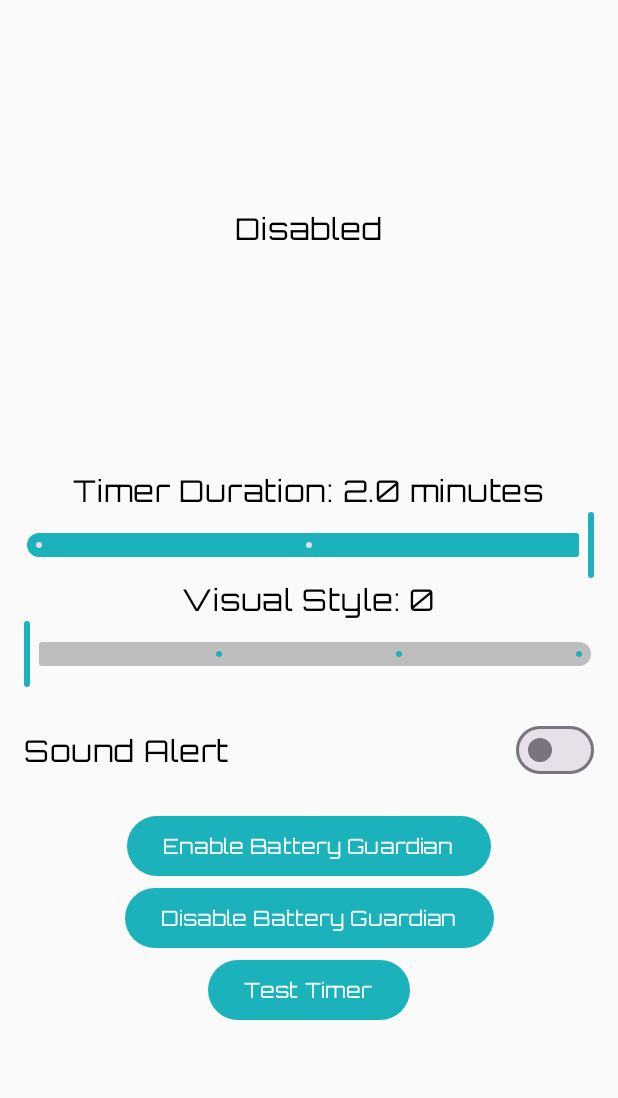
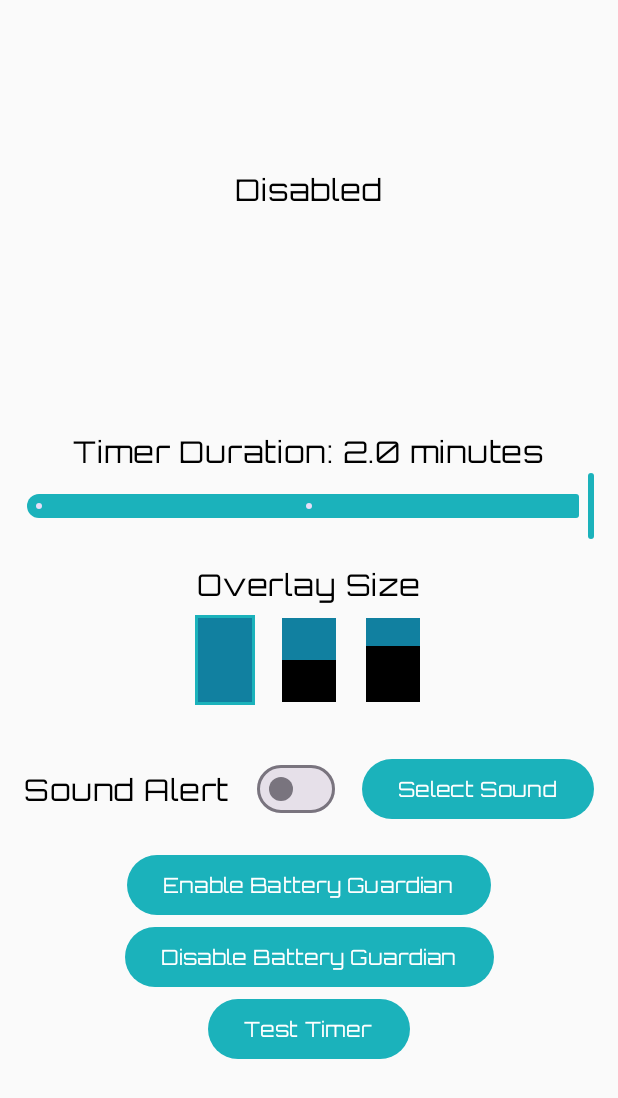
Before and after one commit to clyders42/Battery_Gaurdian, an Android app built with Jetpack Compose: the screen it shows after launch (MainActivity), on a phone screen of 412 x 824 dp. Shown: the top 1098 px of the screen. Run offline under Robolectric (Android 15) with nearby library versions, the phone set to English and light mode, and no system bars.

Commit message:
added new floating service changes

```diff
--- a/app/src/main/java/com/clyde/nomody/BatteryWatcherService.kt
+++ b/app/src/main/java/com/clyde/nomody/BatteryWatcherService.kt
@@ -36,14 +36,18 @@ class BatteryWatcherService : Service() {
                 val overlayIntent = Intent(context, FloatingOverlayService::class.java)
                 context?.stopService(overlayIntent)
                 Log.d("BatteryWatcherService", "stopService called for FloatingOverlayService.")
-            } else if (batteryPct <= 1.0f) {
+            } else if (batteryPct <= 1.0f && !isCharging) {
                 val prefs = getSharedPreferences("BatteryGuardianPrefs", Context.MODE_PRIVATE)
                 val timerDuration = prefs.getFloat("timer_duration", 2f).toLong() * 60 // Convert minutes to seconds
                 val soundAlert = prefs.getBoolean("sound_alert", false)
+                val overlaySize = prefs.getInt("overlay_size", 0)
+                val customSoundUri = prefs.getString("custom_sound_uri", null)
 
                 val overlayIntent = Intent(context, FloatingOverlayService::class.java)
                 overlayIntent.putExtra("TIMER_DURATION_SECONDS", timerDuration)
                 overlayIntent.putExtra("SOUND_ALERT", soundAlert)
+                overlayIntent.putExtra("OVERLAY_SIZE", overlaySize)
+                overlayIntent.putExtra("CUSTOM_SOUND_URI", customSoundUri)
                 context?.startService(overlayIntent)
             }
         }
--- a/app/src/main/java/com/clyde/nomody/MainActivity.kt
+++ b/app/src/main/java/com/clyde/nomody/MainActivity.kt
@@ -5,17 +5,28 @@ import android.content.Intent
 import android.net.Uri
 import android.os.Build
 import android.os.Bundle
+import android.os.PowerManager
 import android.provider.Settings
-import android.os.PowerManager
 import androidx.activity.ComponentActivity
+import androidx.activity.compose.rememberLauncherForActivityResult
 import androidx.activity.compose.setContent
+import androidx.activity.result.contract.ActivityResultContracts
+import androidx.compose.foundation.Canvas
+import androidx.compose.foundation.border
+import androidx.compose.foundation.clickable
 import androidx.compose.foundation.layout.Arrangement
+import androidx.compose.foundation.layout.Box
 import androidx.compose.foundation.layout.Column
 import androidx.compose.foundation.layout.Row
+import androidx.compose.foundation.layout.Spacer
 import androidx.compose.foundation.layout.fillMaxSize
 import androidx.compose.foundation.layout.fillMaxWidth
+import androidx.compose.foundation.layout.height
 import androidx.compose.foundation.layout.padding
+import androidx.compose.foundation.layout.size
+import androidx.compose.foundation.layout.width
 import androidx.compose.material3.Button
+import androidx.compose.material3.MaterialTheme
 import androidx.compose.material3.Slider
 import androidx.compose.material3.SliderDefaults
 import androidx.compose.material3.Switch
@@ -28,9 +39,13 @@ import androidx.compose.runtime.remember
 import androidx.compose.runtime.setValue
 import androidx.compose.ui.Alignment
 import androidx.compose.ui.Modifier
+import androidx.compose.ui.geometry.Offset
+import androidx.compose.ui.geometry.Size
+import androidx.compose.ui.graphics.Color
 import androidx.compose.ui.tooling.preview.Preview
 import androidx.compose.ui.unit.dp
 import com.clyde.nomody.ui.theme.MyApplicationTheme
+import com.clyde.nomody.ui.theme.PurpleGrey40
 import com.clyde.nomody.ui.theme.SliderActiveTrackColor
 import com.clyde.nomody.ui.theme.SliderInactiveTrackColor
 
@@ -39,8 +54,9 @@ class MainActivity : ComponentActivity() {
     private val PREFS_NAME = "BatteryGuardianPrefs"
     private val KEY_TIMER_DURATION = "timer_duration"
     private val KEY_SOUND_ALERT = "sound_alert"
-    private val KEY_VISUAL_STYLE = "visual_style"
+    private val KEY_OVERLAY_SIZE = "overlay_size"
     private val KEY_SERVICE_ENABLED = "service_enabled"
+    private val KEY_CUSTOM_SOUND_URI = "custom_sound_uri"
     private val REQUEST_CODE_OVERLAY_PERMISSION = 1001
 
     override fun onCreate(savedInstanceState: Bundle?) {
@@ -50,8 +66,23 @@ class MainActivity : ComponentActivity() {
                 val prefs = getSharedPreferences(PREFS_NAME, Context.MODE_PRIVATE)
                 var timerDuration by remember { mutableFloatStateOf(prefs.getFloat(KEY_TIMER_DURATION, 2f)) }
                 var soundAlert by remember { mutableStateOf(prefs.getBoolean(KEY_SOUND_ALERT, false)) }
-                var visualStyle by remember { mutableFloatStateOf(prefs.getFloat(KEY_VISUAL_STYLE, 0f)) }
+                var overlaySize by remember { mutableStateOf(prefs.getInt(KEY_OVERLAY_SIZE, 0)) }
                 var serviceEnabled by remember { mutableStateOf(prefs.getBoolean(KEY_SERVICE_ENABLED, false)) }
+                var customSoundUri by remember { mutableStateOf(prefs.getString(KEY_CUSTOM_SOUND_URI, null)) }
+
+                val selectSoundLauncher = rememberLauncherForActivityResult(
+                    contract = ActivityResultContracts.GetContent()
+                ) { uri: Uri? ->
+                    uri?.let {
+                        // Persist access permissions
+                        val contentResolver = applicationContext.contentResolver
+                        val takeFlags: Int = Intent.FLAG_GRANT_READ_URI_PERMISSION
+                        contentResolver.takePersistableUriPermission(uri, takeFlags)
+
+                        customSoundUri = it.toString()
+                        prefs.edit().putString(KEY_CUSTOM_SOUND_URI, it.toString()).apply()
+                    }
+                }
 
                 Column(
                     modifier = Modifier.fillMaxSize(),
@@ -69,10 +100,10 @@ class MainActivity : ComponentActivity() {
                             soundAlert = it
                             prefs.edit().putBoolean(KEY_SOUND_ALERT, it).apply()
                         },
-                        visualStyle = visualStyle,
-                        onVisualStyleChange = {
-                            visualStyle = it
-                            prefs.edit().putFloat(KEY_VISUAL_STYLE, it).apply()
+                        overlaySize = overlaySize,
+                        onOverlaySizeChange = {
+                            overlaySize = it
+                            prefs.edit().putInt(KEY_OVERLAY_SIZE, it).apply()
                         },
                         serviceEnabled = serviceEnabled,
                         onStartService = {
@@ -84,9 +115,11 @@ class MainActivity : ComponentActivity() {
                             stopBatteryWatcherService()
                             serviceEnabled = false
                             prefs.edit().putBoolean(KEY_SERVICE_ENABLED, false).apply()
+                        },
+                        onTestTimer = { startTestTimer() },
+                        onSelectSound = {
+                            selectSoundLauncher.launch("audio/mpeg")
                         }
-                    ,
-                        onTestTimer = { startTestTimer() }
                     )
                 }
             }
@@ -113,10 +146,15 @@ class MainActivity : ComponentActivity() {
             )
             startActivityForResult(intent, REQUEST_CODE_OVERLAY_PERMISSION)
         } else {
+            val prefs = getSharedPreferences(PREFS_NAME, Context.MODE_PRIVATE)
+            val overlaySize = prefs.getInt(KEY_OVERLAY_SIZE, 0)
+            val customSoundUri = prefs.getString(KEY_CUSTOM_SOUND_URI, null)
+
             val overlayIntent = Intent(this, FloatingOverlayService::class.java)
             overlayIntent.putExtra("TIMER_DURATION_SECONDS", 10L) // 10 seconds for testing
             overlayIntent.putExtra("SOUND_ALERT", true)
-            overlayIntent.putExtra("VISUAL_STYLE", 0f)
+            overlayIntent.putExtra("OVERLAY_SIZE", overlaySize)
+            overlayIntent.putExtra("CUSTOM_SOUND_URI", customSoundUri)
             startService(overlayIntent)
         }
     }
@@ -161,12 +199,13 @@ fun SettingsScreen(
     onTimerDurationChange: (Float) -> Unit,
     soundAlert: Boolean,
     onSoundAlertChange: (Boolean) -> Unit,
-    visualStyle: Float,
-    onVisualStyleChange: (Float) -> Unit,
+    overlaySize: Int,
+    onOverlaySizeChange: (Int) -> Unit,
     serviceEnabled: Boolean,
     onStartService: () -> Unit,
     onStopService: () -> Unit,
-    onTestTimer: () -> Unit
+    onTestTimer: () -> Unit,
+    onSelectSound: () -> Unit
 ) {
     Column(
         modifier = Modifier.fillMaxSize(),
@@ -189,18 +228,16 @@ fun SettingsScreen(
             modifier = Modifier.fillMaxWidth().padding(horizontal = 16.dp)
         )
 
-        Text(text = "Visual Style: ${visualStyle.toInt()}")
-        Slider(
-            value = visualStyle,
-            onValueChange = onVisualStyleChange,
-            valueRange = 0f..2f, // Assuming 3 styles (0, 1, 2)
-            steps = 2,
-            colors = SliderDefaults.colors(
-                activeTrackColor = SliderActiveTrackColor,
-                inactiveTrackColor = SliderInactiveTrackColor
-            ),
-            modifier = Modifier.fillMaxWidth().padding(horizontal = 16.dp)
+        Spacer(modifier = Modifier.height(16.dp))
+
+        Text(text = "Overlay Size")
+        Spacer(modifier = Modifier.height(8.dp))
+        OverlaySizeSelector(
+            selectedSize = overlaySize,
+            onSizeSelected = onOverlaySizeChange
         )
+
+        Spacer(modifier = Modifier.height(16.dp))
 
         Row(
             modifier = Modifier.fillMaxWidth().padding(16.dp),
@@ -212,6 +249,9 @@ fun SettingsScreen(
                 checked = soundAlert,
                 onCheckedChange = onSoundAlertChange
             )
+            Button(onClick = onSelectSound) {
+                Text("Select Sound")
+            }
         }
 
         Button(onClick = onStartService) {
@@ -226,6 +266,73 @@ fun SettingsScreen(
     }
 }
 
+@Composable
+fun OverlaySizeSelector(
+    selectedSize: Int,
+    onSizeSelected: (Int) -> Unit
+) {
+    Row(
+        horizontalArrangement = Arrangement.Center,
+        verticalAlignment = Alignment.CenterVertically
+    ) {
+        // Full screen option
+        SizeBox(
+            sizeFraction = 1f,
+            isSelected = selectedSize == 0,
+            onClick = { onSizeSelected(0) }
+        )
+        Spacer(modifier = Modifier.width(16.dp))
+        // Half screen option
+        SizeBox(
+            sizeFraction = 0.5f,
+            isSelected = selectedSize == 1,
+            onClick = { onSizeSelected(1) }
+        )
+        Spacer(modifier = Modifier.width(16.dp))
+        // One-third screen option
+        SizeBox(
+            sizeFraction = 1f / 3f,
+            isSelected = selectedSize == 2,
+            onClick = { onSizeSelected(2) }
+        )
+    }
+}
+
+@Composable
+fun SizeBox(
+    sizeFraction: Float,
+    isSelected: Boolean,
+    onClick: () -> Unit
+) {
+    val borderColor = if (isSelected) MaterialTheme.colorScheme.primary else Color.Transparent
+    Box(
+        modifier = Modifier
+            .size(width = 40.dp, height = 60.dp)
+            .border(width = 2.dp, color = borderColor)
+            .clickable(onClick = onClick)
+            .padding(2.dp)
+    ) {
+        Canvas(modifier = Modifier.fillMaxSize()) {
+            val canvasWidth = size.width
+            val canvasHeight = size.height
+            // Draw the grey part
+            drawRect(
+                color = PurpleGrey40,
+                size = Size(canvasWidth, canvasHeight * sizeFraction)
+            )
+            // Draw the black part
+            if (sizeFraction < 1f) {
+                drawRect(
+                    color = Color.Black,
+                    topLeft = Offset(0f, canvasHeight * sizeFraction),
+                    size = Size(canvasWidth, canvasHeight * (1 - sizeFraction))
+                )
+            }
+        }
+    }
+}
+
+
 @Preview(showBackground = true)
 @Composable
 fun SettingsScreenPreview() {
@@ -235,12 +342,13 @@ fun SettingsScreenPreview() {
             onTimerDurationChange = {},
             soundAlert = true,
             onSoundAlertChange = {},
-            visualStyle = 0f,
-            onVisualStyleChange = {},
+            overlaySize = 0,
+            onOverlaySizeChange = {},
             serviceEnabled = true,
             onStartService = {},
             onStopService = {},
-            onTestTimer = {}
+            onTestTimer = {},
+            onSelectSound = {}
         )
     }
 }
--- a/app/src/main/java/com/clyde/nomody/ui/theme/Type.kt
+++ b/app/src/main/java/com/clyde/nomody/ui/theme/Type.kt
@@ -42,6 +42,20 @@ val Typography = Typography(
         lineHeight = 64.sp,
         letterSpacing = 0.sp
     ),
+    headlineLarge = TextStyle(
+        fontFamily = Orbitron,
+        fontWeight = FontWeight.Normal,
+        fontSize = 60.sp,
+        lineHeight = 40.sp,
+        letterSpacing = 0.sp
+    ),
+    headlineMedium = TextStyle(
+        fontFamily = Orbitron,
+        fontWeight = FontWeight.Normal,
+        fontSize = 40.sp,
+        lineHeight = 36.sp,
+        letterSpacing = 0.sp
+    ),
     labelSmall = TextStyle(
         fontFamily = Orbitron,
         fontWeight = FontWeight.Medium,
```
Also changed, not shown: app/src/main/java/com/clyde/nomody/FloatingOverlayService.kt (+117 -25 lines), 1 other file.
